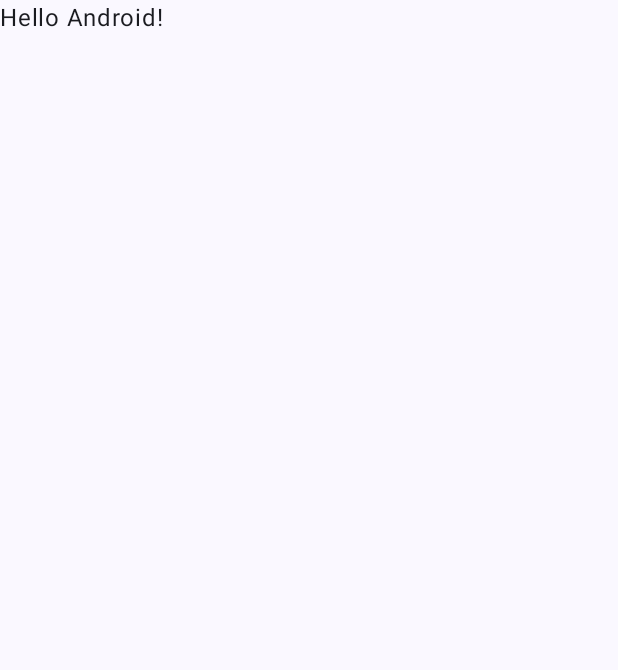
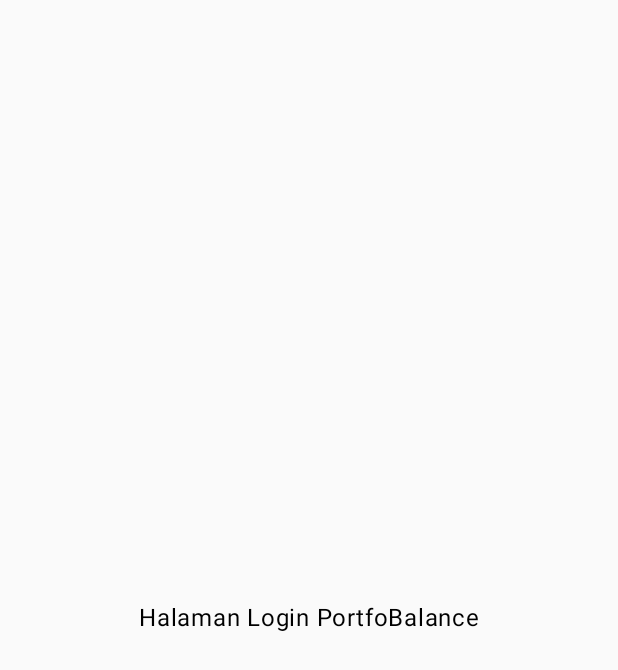
Before and after one commit to MuhammadDaffaAzakki/0071_PortfoBalance, an Android app built with Jetpack Compose: the screen it shows after launch (MainActivity), on a phone screen of 412 x 824 dp. Before the commit the part shown is almost empty. Shown: the top 670 px of the screen. Run offline under Robolectric (Android 15) with nearby library versions, the phone set to English and light mode, and no system bars.

Commit message:
feat(arsitektur): membuat struktur folder MVVM dan kerangka dasar Navigation Compose

```diff
--- a/app/build.gradle.kts
+++ b/app/build.gradle.kts
@@ -5,16 +5,12 @@ plugins {
 
 android {
     namespace = "com.example.portfobalance"
-    compileSdk {
-        version = release(36) {
-            minorApiLevel = 1
-        }
-    }
+    compileSdk = 37
 
     defaultConfig {
         applicationId = "com.example.portfobalance"
         minSdk = 24
-        targetSdk = 36
+        targetSdk = 37
         versionCode = 1
         versionName = "1.0"
 
--- a/app/src/main/java/com/example/portfobalance/MainActivity.kt
+++ b/app/src/main/java/com/example/portfobalance/MainActivity.kt
@@ -4,13 +4,7 @@ import android.os.Bundle
 import androidx.activity.ComponentActivity
 import androidx.activity.compose.setContent
 import androidx.activity.enableEdgeToEdge
-import androidx.compose.foundation.layout.fillMaxSize
-import androidx.compose.foundation.layout.padding
-import androidx.compose.material3.Scaffold
-import androidx.compose.material3.Text
-import androidx.compose.runtime.Composable
-import androidx.compose.ui.Modifier
-import androidx.compose.ui.tooling.preview.Preview
+import com.example.portfobalance.ui.navigation.AppNavigation
 import com.example.portfobalance.ui.theme.PortfoBalanceTheme
 
 class MainActivity : ComponentActivity() {
@@ -19,29 +13,8 @@ class MainActivity : ComponentActivity() {
         enableEdgeToEdge()
         setContent {
             PortfoBalanceTheme {
-                Scaffold(modifier = Modifier.fillMaxSize()) { innerPadding ->
-                    Greeting(
-                        name = "Android",
-                        modifier = Modifier.padding(innerPadding)
-                    )
-                }
+                AppNavigation()
             }
         }
     }
 }
-
-@Composable
-fun Greeting(name: String, modifier: Modifier = Modifier) {
-    Text(
-        text = "Hello $name!",
-        modifier = modifier
-    )
-}
-
-@Preview(showBackground = true)
-@Composable
-fun GreetingPreview() {
-    PortfoBalanceTheme {
-        Greeting("Android")
-    }
-}
--- /dev/null
+++ b/app/src/main/java/com/example/portfobalance/ui/navigation/AppNavigation.kt
@@ -0,0 +1,46 @@
+package com.example.portfobalance.ui.navigation
+
+import androidx.compose.foundation.layout.Box
+import androidx.compose.foundation.layout.fillMaxSize
+import androidx.compose.material3.Text
+import androidx.compose.runtime.Composable
+import androidx.compose.ui.Alignment
+import androidx.compose.ui.Modifier
+import androidx.navigation.compose.NavHost
+import androidx.navigation.compose.composable
+import androidx.navigation.compose.rememberNavController
+
+@Composable
+fun AppNavigation() {
+    val navController = rememberNavController()
+
+    NavHost(
+        navController = navController,
+        startDestination = Screen.Login.route
+    ) {
+        composable(Screen.Splash.route) { PlaceholderScreen("Splash Screen") }
+        composable(Screen.Login.route) { PlaceholderScreen("Halaman Login PortfoBalance") }
+        composable(Screen.Register.route) { PlaceholderScreen("Halaman Register") }
+        composable(Screen.InvestorDashboard.route) { PlaceholderScreen("Dashboard Investor") }
+        composable(Screen.AdminDashboard.route) { PlaceholderScreen("Dashboard Admin") }
+        composable(Screen.Wallets.route) { PlaceholderScreen("Dompet Sekuritas") }
+        composable(Screen.Transactions.route) { PlaceholderScreen("Transaksi Investasi") }
+        composable(Screen.Rebalancing.route) { PlaceholderScreen("Target Alokasi & Rebalancing") }
+        composable(Screen.Watchlist.route) { PlaceholderScreen("Watchlist") }
+        composable(Screen.Reports.route) { PlaceholderScreen("Ekspor Laporan") }
+        composable(Screen.ReportFiles.route) { PlaceholderScreen("File Laporan Lokal") }
+        composable(Screen.MasterAssets.route) { PlaceholderScreen("Kelola Master Aset") }
+        composable(Screen.AssetCategories.route) { PlaceholderScreen("Kelola Kategori Aset") }
+        composable(Screen.HelpProfile.route) { PlaceholderScreen("Bantuan & Profil") }
+    }
+}
+
+@Composable
+private fun PlaceholderScreen(title: String) {
+    Box(
+        modifier = Modifier.fillMaxSize(),
+        contentAlignment = Alignment.Center
+    ) {
+        Text(text = title)
+    }
+}
--- /dev/null
+++ b/app/src/main/java/com/example/portfobalance/ui/navigation/Screen.kt
@@ -0,0 +1,18 @@
+package com.example.portfobalance.ui.navigation
+
+sealed class Screen(val route: String) {
+    data object Splash : Screen("splash")
+    data object Login : Screen("login")
+    data object Register : Screen("register")
+    data object InvestorDashboard : Screen("investor_dashboard")
+    data object AdminDashboard : Screen("admin_dashboard")
+    data object Wallets : Screen("wallets")
+    data object Transactions : Screen("transactions")
+    data object Rebalancing : Screen("rebalancing")
+    data object Watchlist : Screen("watchlist")
+    data object Reports : Screen("reports")
+    data object ReportFiles : Screen("report_files")
+    data object MasterAssets : Screen("master_assets")
+    data object AssetCategories : Screen("asset_categories")
+    data object HelpProfile : Screen("help_profile")
+}
```
